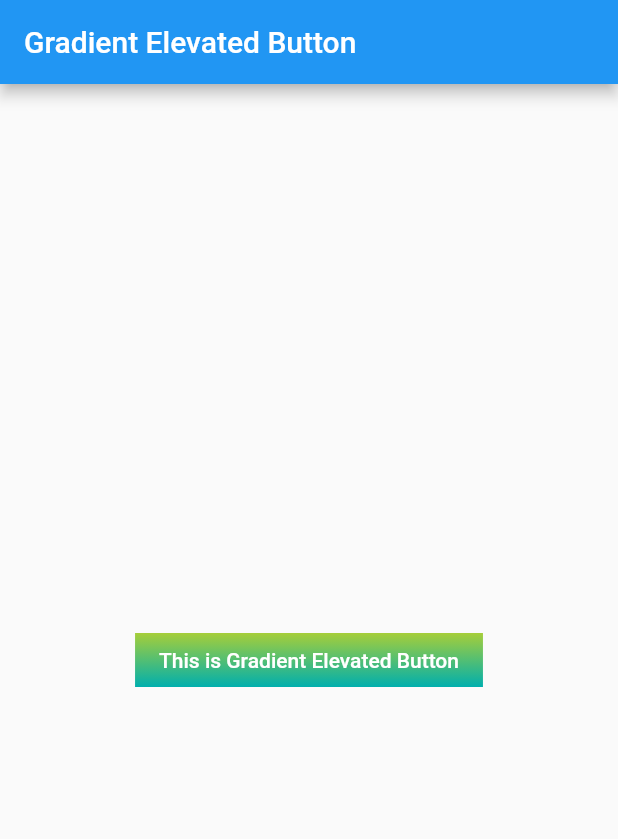
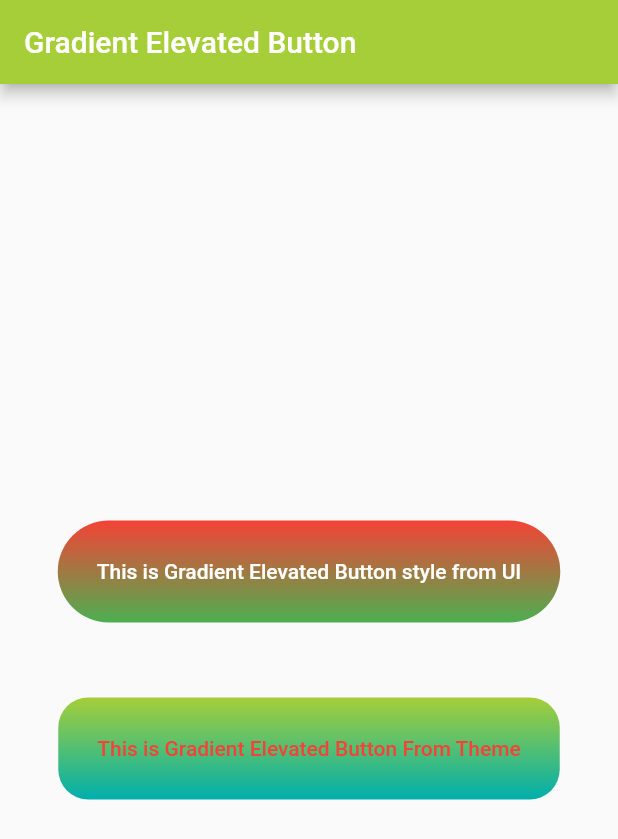
Before and after one commit to favour-vendease/gradient_elevated_button, a Flutter app: the screen it shows after launch, on a phone screen of 412 x 824 dp. Shown: the top 839 px of the screen. Run offline on Flutter 3.47's test engine with Material 2 defaults, Android fonts, the phone set to English and light mode, and no system bars.

Commit message:
set from theme

```diff
--- a/example/lib/main.dart
+++ b/example/lib/main.dart
@@ -10,9 +10,34 @@ class MyApp extends StatelessWidget {
   @override
   Widget build(BuildContext context) {
     return MaterialApp(
+      debugShowCheckedModeBanner: false,
       title: 'Gradient Elevated Button',
       theme: ThemeData(
         primarySwatch: Colors.blue,
+          colorScheme: const ColorScheme.light(
+              primary: Color.fromARGB(255, 166, 206, 57),
+              secondary: Color.fromARGB(255, 0, 175, 173)
+          ),
+
+        elevatedButtonTheme: ElevatedButtonThemeData(
+          style: GradientElevatedButton.styleFrom(
+            gradient: const LinearGradient(
+              colors: [
+                Color.fromARGB(255, 227, 17, 60),
+                Color.fromARGB(255, 0, 175, 173),
+              ],
+              begin: Alignment.topCenter,
+              end: Alignment.bottomCenter,
+            ),
+            foregroundColor: Colors.red,
+              side: const BorderSide(
+              ),
+              shape: RoundedRectangleBorder(
+                borderRadius: BorderRadius.circular(20),
+              ),
+              padding: const EdgeInsets.symmetric(vertical: 25, horizontal: 25),
+          )
+        )
       ),
       home: const MyHomePage(),
     );
@@ -20,13 +45,14 @@ class MyApp extends StatelessWidget {
 }
 
 class MyHomePage extends StatefulWidget {
-  const MyHomePage({super.key, });
+  const MyHomePage({
+    super.key,
+  });
   @override
   State<MyHomePage> createState() => _MyHomePageState();
 }
 
 class _MyHomePageState extends State<MyHomePage> {
-
   @override
   Widget build(BuildContext context) {
     return Scaffold(
@@ -34,21 +60,42 @@ class _MyHomePageState extends State<MyHomePage> {
         title: const Text('Gradient Elevated Button'),
       ),
       body: Center(
-        child: GradientElevatedButton(
+        child: Column(
+          mainAxisAlignment: MainAxisAlignment.center,
+          children: [
+            GradientElevatedButton(
               onPressed: () {
 
+                // 255, 166, 206, 57
               },
               style: GradientElevatedButton.styleFrom(
-            gradient: const LinearGradient(colors: [
-              Color.fromARGB(255, 166, 206, 57),
-              Color.fromARGB(255, 0, 175, 173),
+                gradient: const LinearGradient(
+                  colors: [
+                    Colors.red,
+                    Colors.green,
                   ],
                   begin: Alignment.topCenter,
                   end: Alignment.bottomCenter,
                 ),
+                foregroundColor: Colors.white,
+                shape: RoundedRectangleBorder(
+                  borderRadius: BorderRadius.circular(50),
                 ),
-          child: const Text("This is Gradient Elevated Button"),
+                padding: const EdgeInsets.symmetric(vertical: 25, horizontal: 25),
               ),
+              child: const Text("This is Gradient Elevated Button style from UI"),
+            ),
+            const SizedBox(
+              height: 50,
+            ),
+            GradientElevatedButton(
+              onPressed: () {},
+              child: const Text("This is Gradient Elevated Button From Theme"),
+            ),
+
+          ],
+        ),
+
       ),
     );
   }
--- a/lib/gradient_elevated_button.dart
+++ b/lib/gradient_elevated_button.dart
@@ -6,8 +6,6 @@ import 'package:flutter/foundation.dart';
 import 'package:flutter/material.dart';
 import 'button_style.dart';
 import 'button_style_button.dart' as style;
-
-
 
 class GradientElevatedButton extends style.ButtonStyleButton {
   /// Create an ElevatedButton.
@@ -124,20 +122,15 @@ class GradientElevatedButton extends style.ButtonStyleButton {
     bool? enableFeedback,
     AlignmentGeometry? alignment,
     InteractiveInkFeatureFactory? splashFactory,
-    @Deprecated(
-        'Use backgroundColor instead. '
-            'This feature was deprecated after v3.1.0.'
-    )
+    @Deprecated('Use backgroundColor instead. '
+        'This feature was deprecated after v3.1.0.')
         Color? primary,
-    @Deprecated(
-        'Use foregroundColor instead. '
-            'This feature was deprecated after v3.1.0.'
-    )
+    @Deprecated('Use foregroundColor instead. '
+        'This feature was deprecated after v3.1.0.')
         Color? onPrimary,
     @Deprecated(
         'Use disabledForegroundColor and disabledBackgroundColor instead. '
-            'This feature was deprecated after v3.1.0.'
-    )
+        'This feature was deprecated after v3.1.0.')
         Color? onSurface,
   }) {
     /* final Color? background = backgroundColor ?? primary;
@@ -146,21 +139,21 @@ class GradientElevatedButton extends style.ButtonStyleButton {
         ? null
         : _ElevatedButtonDefaultColor(background, disabledBackground);*/
     final Color? foreground = foregroundColor ?? onPrimary;
-    final Color? disabledForeground = disabledForegroundColor ?? onSurface?.withOpacity(0.38);
-    final MaterialStateProperty<Color?>? foregroundColorProp = (foreground == null && disabledForeground == null)
+    final Color? disabledForeground =
+        disabledForegroundColor ?? onSurface?.withOpacity(0.38);
+    final MaterialStateProperty<Color?>? foregroundColorProp =
+        (foreground == null && disabledForeground == null)
             ? null
             : _ElevatedButtonDefaultColor(foreground, disabledForeground);
-    final MaterialStateProperty<Color?>? overlayColor = (foreground == null)
+    final MaterialStateProperty<Color?>? overlayColor =
+        (foreground == null) ? null : _ElevatedButtonDefaultOverlay(foreground);
+    final MaterialStateProperty<double>? elevationValue =
+        (elevation == null) ? null : _ElevatedButtonDefaultElevation(elevation);
+    final MaterialStateProperty<MouseCursor?>? mouseCursor =
+        (enabledMouseCursor == null && disabledMouseCursor == null)
             ? null
-        : _ElevatedButtonDefaultOverlay(foreground);
-    final MaterialStateProperty<double>? elevationValue = (elevation == null)
-        ? null
-        : _ElevatedButtonDefaultElevation(elevation);
-    final MaterialStateProperty<MouseCursor?>? mouseCursor = (enabledMouseCursor == null && disabledMouseCursor == null)
-        ? null
-        : _ElevatedButtonDefaultMouseCursor(enabledMouseCursor, disabledMouseCursor);
-
-
+            : _ElevatedButtonDefaultMouseCursor(
+                enabledMouseCursor, disabledMouseCursor);
 
     return GradientButtonStyle(
       gradient: gradient,
@@ -319,7 +312,8 @@ class GradientElevatedButton extends style.ButtonStyleButton {
             padding: _scaledPadding(context),
             minimumSize: const Size(64, 36),
             maximumSize: Size.infinite,
-      shape: const RoundedRectangleBorder(borderRadius: BorderRadius.all(Radius.circular(4))),
+            shape: const RoundedRectangleBorder(
+                borderRadius: BorderRadius.all(Radius.circular(4))),
             enabledMouseCursor: SystemMouseCursors.click,
             disabledMouseCursor: SystemMouseCursors.basic,
             visualDensity: theme.visualDensity,
@@ -349,7 +343,8 @@ EdgeInsetsGeometry _scaledPadding(BuildContext context) {
 }
 
 @immutable
-class _ElevatedButtonDefaultColor extends MaterialStateProperty<Color?> with Diagnosticable {
+class _ElevatedButtonDefaultColor extends MaterialStateProperty<Color?>
+    with Diagnosticable {
   _ElevatedButtonDefaultColor(this.color, this.disabled);
 
   final Color? color;
@@ -365,7 +360,8 @@ class _ElevatedButtonDefaultColor extends MaterialStateProperty<Color?> with Dia
 }
 
 @immutable
-class _ElevatedButtonDefaultOverlay extends MaterialStateProperty<Color?> with Diagnosticable {
+class _ElevatedButtonDefaultOverlay extends MaterialStateProperty<Color?>
+    with Diagnosticable {
   _ElevatedButtonDefaultOverlay(this.overlay);
 
   final Color overlay;
@@ -375,7 +371,8 @@ class _ElevatedButtonDefaultOverlay extends MaterialStateProperty<Color?> with D
     if (states.contains(MaterialState.hovered)) {
       return overlay.withOpacity(0.08);
     }
-    if (states.contains(MaterialState.focused) || states.contains(MaterialState.pressed)) {
+    if (states.contains(MaterialState.focused) ||
+        states.contains(MaterialState.pressed)) {
       return overlay.withOpacity(0.24);
     }
     return null;
@@ -383,7 +380,8 @@ class _ElevatedButtonDefaultOverlay extends MaterialStateProperty<Color?> with D
 }
 
 @immutable
-class _ElevatedButtonDefaultElevation extends MaterialStateProperty<double> with Diagnosticable {
+class _ElevatedButtonDefaultElevation extends MaterialStateProperty<double>
+    with Diagnosticable {
   _ElevatedButtonDefaultElevation(this.elevation);
 
   final double elevation;
@@ -407,7 +405,8 @@ class _ElevatedButtonDefaultElevation extends MaterialStateProperty<double> with
 }
 
 @immutable
-class _ElevatedButtonDefaultMouseCursor extends MaterialStateProperty<MouseCursor?> with Diagnosticable {
+class _ElevatedButtonDefaultMouseCursor
+    extends MaterialStateProperty<MouseCursor?> with Diagnosticable {
   _ElevatedButtonDefaultMouseCursor(this.enabledCursor, this.disabledCursor);
 
   final MouseCursor? enabledCursor;
@@ -457,7 +456,7 @@ class _ElevatedButtonWithIcon extends GradientElevatedButton {
 }
 
 class _ElevatedButtonWithIconChild extends StatelessWidget {
-  const _ElevatedButtonWithIconChild({ required this.label, required this.icon });
+  const _ElevatedButtonWithIconChild({required this.label, required this.icon});
 
   final Widget label;
   final Widget icon;
@@ -467,7 +466,8 @@ class _ElevatedButtonWithIconChild extends StatelessWidget {
   @override
   Widget build(BuildContext context) {
     final double scale = MediaQuery.maybeOf(context)?.textScaleFactor ?? 1;
-    final double gap = scale <= 1 ? 8 : lerpDouble(8, 4, math.min(scale - 1, 1))!;
+    final double gap =
+        scale <= 1 ? 8 : lerpDouble(8, 4, math.min(scale - 1, 1))!;
     return Row(
       mainAxisSize: MainAxisSize.min,
       children: <Widget>[icon, SizedBox(width: gap), Flexible(child: label)],
@@ -497,7 +497,8 @@ class _ElevatedButtonDefaultsM3 extends ButtonStyle {
 
   @override
   MaterialStateProperty<TextStyle?> get textStyle =>
-      MaterialStatePropertyAll<TextStyle?>(Theme.of(context).textTheme.labelLarge);
+      MaterialStatePropertyAll<TextStyle?>(
+          Theme.of(context).textTheme.labelLarge);
 
   @override
   MaterialStateProperty<Color?>? get backgroundColor =>
@@ -591,8 +592,10 @@ class _ElevatedButtonDefaultsM3 extends ButtonStyle {
   VisualDensity? get visualDensity => Theme.of(context).visualDensity;
 
   @override
-  MaterialTapTargetSize? get tapTargetSize => Theme.of(context).materialTapTargetSize;
+  MaterialTapTargetSize? get tapTargetSize =>
+      Theme.of(context).materialTapTargetSize;
 
   @override
-  InteractiveInkFeatureFactory? get splashFactory => Theme.of(context).splashFactory;
+  InteractiveInkFeatureFactory? get splashFactory =>
+      Theme.of(context).splashFactory;
 }
--- a/pubspec.yaml
+++ b/pubspec.yaml
@@ -1,6 +1,6 @@
 name: gradient_elevated_button
 description: Custom Flutter button with gradient background for visually appealing UI.
-version: 0.0.1
+version: 0.0.4
 homepage: https://github.com/ChegzDev/gradient_elevated_button
 repository: https://github.com/ChegzDev/gradient_elevated_button
 environment:
```
Also changed, not shown: lib/button_style.dart (+26 -8 lines), lib/button_style_button.dart (+34 -19 lines), example/pubspec.lock, screen_shot/screenshot.png (added), 4 other files. Lines whose indentation alone changed are shown as unchanged.
